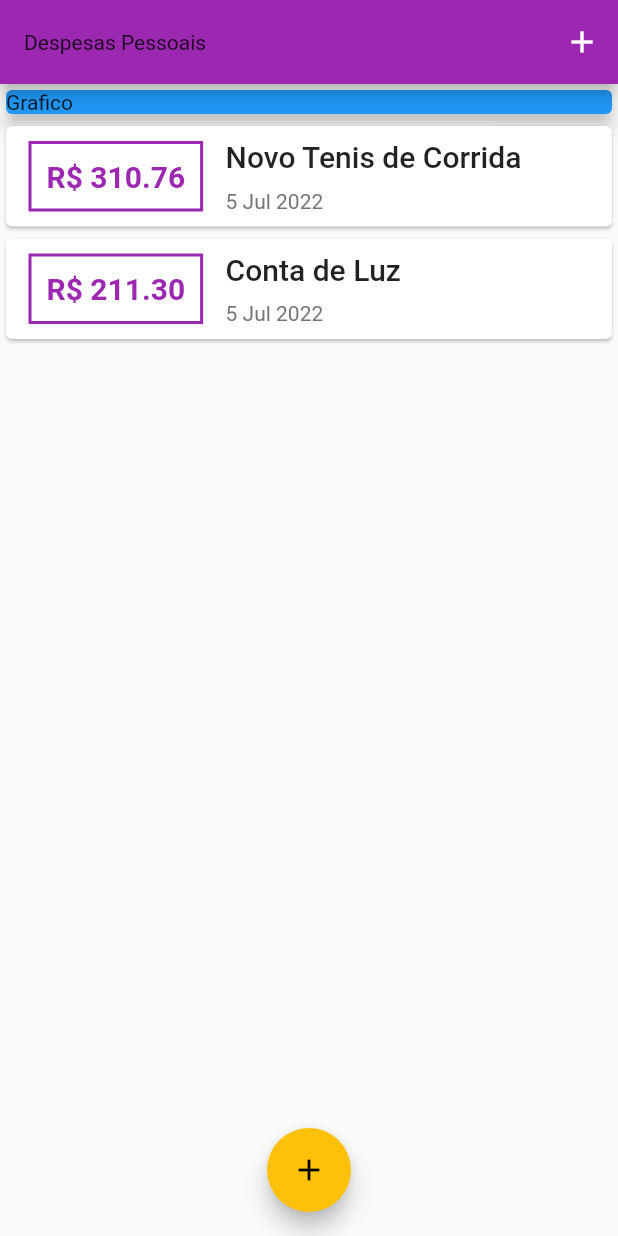
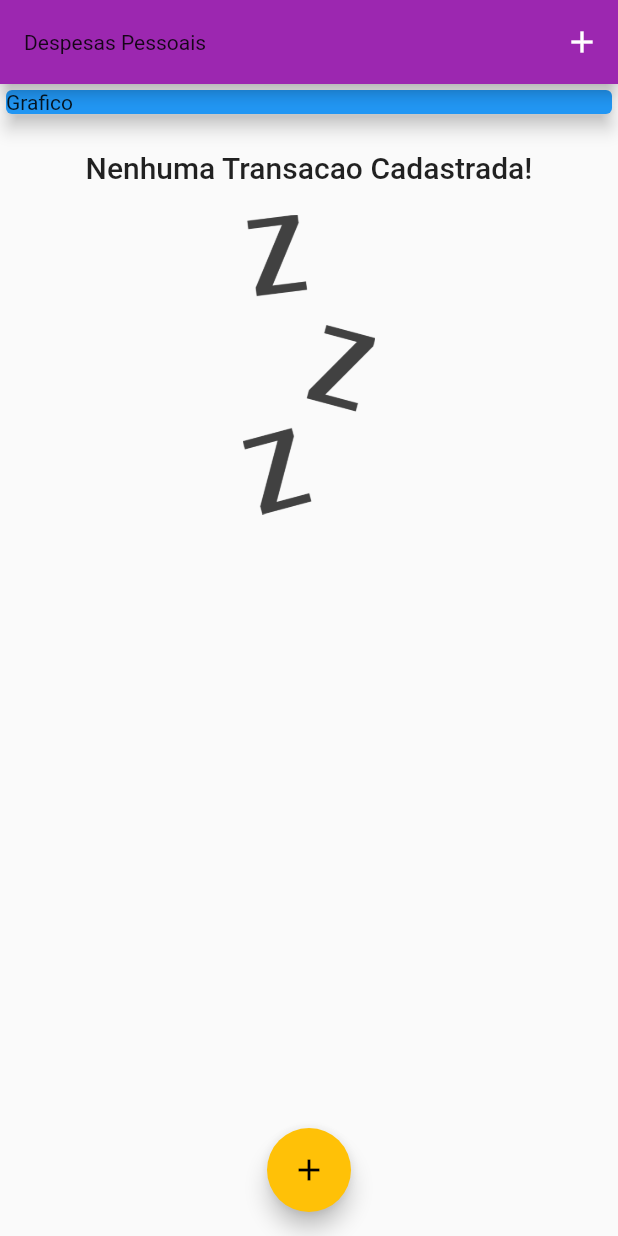
Before and after one commit to daygorgonha/expanses, a Flutter app: the screen it shows after launch, on a phone screen of 412 x 824 dp. Run offline on Flutter 3.47's test engine with Material 2 defaults, Android fonts, the phone set to English and light mode, and no system bars.

```diff
--- a/lib/components/transaction_list.dart
+++ b/lib/components/transaction_list.dart
@@ -11,7 +11,25 @@ class TransactionList extends StatelessWidget {
   Widget build(BuildContext context) {
     return Container(
       height: 300,
-      child: ListView.builder(
+      child: transactions.isEmpty
+          ? Column(
+              children: <Widget>[
+                SizedBox(height: 20),
+                Text(
+                  'Nenhuma Transacao Cadastrada!',
+                  style: Theme.of(context).textTheme.headline6,
+                ),
+                SizedBox(height: 20),
+                Container(
+                  height: 200,
+                  child: Image.asset(
+                    'assets/images/waiting.png',
+                    fit: BoxFit.cover,
+                  ),
+                ),
+              ],
+            )
+          : ListView.builder(
               itemCount: transactions.length,
               itemBuilder: (ctx, index) {
                 final tr = transactions[index];
--- a/lib/main.dart
+++ b/lib/main.dart
@@ -44,19 +44,19 @@ class MyHomePage extends StatefulWidget {
 }
 
 class _MyHomePageState extends State<MyHomePage> {
-  final _transactions = [
-    Transaction(
-      id: 't1',
-      title: 'Novo Tenis de Corrida',
-      value: 310.76,
-      date: DateTime.now(),
-    ),
-    Transaction(
-      id: 't2',
-      title: 'Conta de Luz',
-      value: 211.30,
-      date: DateTime.now(),
-    ),
+  final List<Transaction> _transactions = [
+    // Transaction(
+    //   id: 't1',
+    //   title: 'Novo Tenis de Corrida',
+    //   value: 310.76,
+    //   date: DateTime.now(),
+    // ),
+    // Transaction(
+    //   id: 't2',
+    //   title: 'Conta de Luz',
+    //   value: 211.30,
+    //   date: DateTime.now(),
+    // ),
   ];
 
   _addTransaction(String title, double value) {
--- a/pubspec.yaml
+++ b/pubspec.yaml
@@ -60,8 +60,8 @@ flutter:
   uses-material-design: true
 
   # To add assets to your application, add an assets section, like this:
-  # assets:
-  #   - images/a_dot_burr.jpeg
+  assets:
+    - assets/images/waiting.png
   #   - images/a_dot_ham.jpeg
 
   # An image asset can refer to one or more resolution-specific "variants", see
```
Also changed, not shown: assets/images/waiting.png (added). Lines whose indentation alone changed are shown as unchanged.
